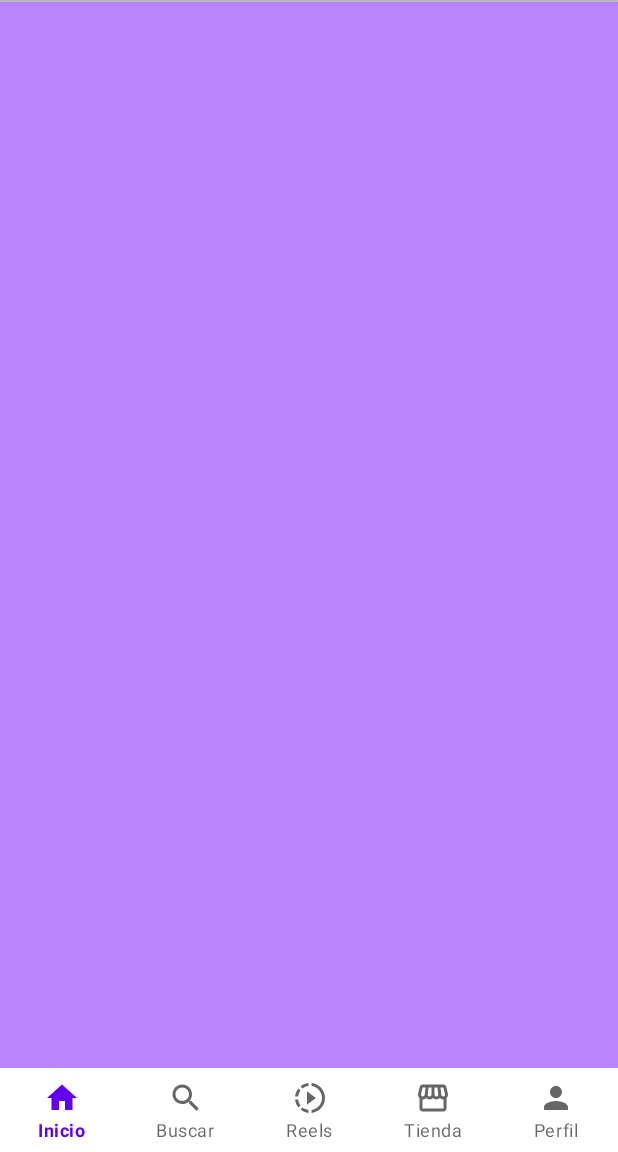
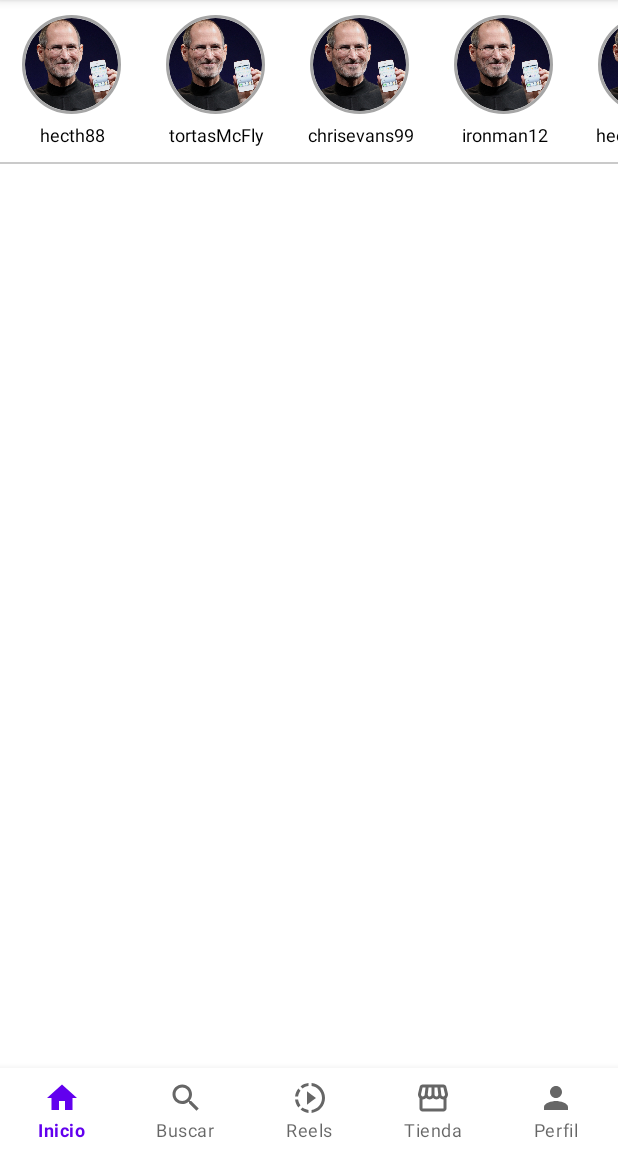
Before and after one commit to TortasMcFly/instagran_android, an Android app: the screen it shows after launch (MainActivity), on a phone screen of 412 x 824 dp, the part 84-1236 px from its top. Run offline under Robolectric (Android 15) with nearby library versions, the phone set to English and light mode, and no system bars; our stand-ins replace CircleImageView, navigation-ui.

Commit message:
Asignar el adapter al recyclerview

```diff
--- a/Instagran/app/src/main/java/hector/villa/instagran/ui/inicio/HistoriaAdapter.kt
+++ b/Instagran/app/src/main/java/hector/villa/instagran/ui/inicio/HistoriaAdapter.kt
@@ -13,7 +13,7 @@ class HistoriaAdapter(val historias: ArrayList<String>, val context: Context) :
 
     override fun onCreateViewHolder(parent: ViewGroup, viewType: Int): HistoriaViewHolder {
         return HistoriaViewHolder(
-                LayoutInflater.from(context).inflate(R.layout.item_historia, parent)
+                LayoutInflater.from(context).inflate(R.layout.item_historia, parent, false)
         )
     }
 
--- a/Instagran/app/src/main/java/hector/villa/instagran/ui/inicio/InicioFragment.kt
+++ b/Instagran/app/src/main/java/hector/villa/instagran/ui/inicio/InicioFragment.kt
@@ -5,54 +5,36 @@ import androidx.fragment.app.Fragment
 import android.view.LayoutInflater
 import android.view.View
 import android.view.ViewGroup
+import androidx.recyclerview.widget.LinearLayoutManager
+import androidx.recyclerview.widget.RecyclerView
 import hector.villa.instagran.R
 
-// TODO: Rename parameter arguments, choose names that match
-// the fragment initialization parameters, e.g. ARG_ITEM_NUMBER
-private const val ARG_PARAM1 = "param1"
-private const val ARG_PARAM2 = "param2"
+class InicioFragment : Fragment() {
 
-/**
- * A simple [Fragment] subclass.
- * Use the [InicioFragment.newInstance] factory method to
- * create an instance of this fragment.
- */
-class InicioFragment : Fragment() {
-    // TODO: Rename and change types of parameters
-    private var param1: String? = null
-    private var param2: String? = null
 
     override fun onCreate(savedInstanceState: Bundle?) {
         super.onCreate(savedInstanceState)
-        arguments?.let {
-            param1 = it.getString(ARG_PARAM1)
-            param2 = it.getString(ARG_PARAM2)
-        }
     }
 
     override fun onCreateView(inflater: LayoutInflater, container: ViewGroup?,
                               savedInstanceState: Bundle?): View? {
-        // Inflate the layout for this fragment
-        return inflater.inflate(R.layout.fragment_inicio, container, false)
+
+        val viewRoot = inflater.inflate(R.layout.fragment_inicio, container, false)
+        val recyclerHistorias = viewRoot.findViewById<RecyclerView>(R.id.recyclerHistorias)
+        val historias = ArrayList<String>()
+        historias.add("hecth88")
+        historias.add("tortasMcFly")
+        historias.add("chrisevans99")
+        historias.add("ironman12")
+        historias.add("hectorluevano1239")
+
+        context?.let {
+            val historiaAdapter = HistoriaAdapter(historias, it)
+            recyclerHistorias.adapter = historiaAdapter
+            recyclerHistorias.layoutManager = LinearLayoutManager(it, LinearLayoutManager.HORIZONTAL, false)
+        }
+
+        return viewRoot
     }
 
-    companion object {
-        /**
-         * Use this factory method to create a new instance of
-         * this fragment using the provided parameters.
-         *
-         * @param param1 Parameter 1.
-         * @param param2 Parameter 2.
-         * @return A new instance of fragment InicioFragment.
-         */
-        // TODO: Rename and change types and number of parameters
-        @JvmStatic
-        fun newInstance(param1: String, param2: String) =
-                InicioFragment().apply {
-                    arguments = Bundle().apply {
-                        putString(ARG_PARAM1, param1)
-                        putString(ARG_PARAM2, param2)
-                    }
-                }
-    }
 }
--- a/Instagran/app/src/main/res/layout/fragment_inicio.xml
+++ b/Instagran/app/src/main/res/layout/fragment_inicio.xml
@@ -28,7 +28,6 @@
             android:background="@color/linea_separacion"/>
 
         <androidx.recyclerview.widget.RecyclerView
-            android:background="@color/purple_200"
             android:id="@+id/recyclerPosts"
             android:layout_width="match_parent"
             android:layout_height="match_parent"/>
--- a/Instagran/app/src/main/res/layout/item_historia.xml
+++ b/Instagran/app/src/main/res/layout/item_historia.xml
@@ -9,8 +9,8 @@
 
     <de.hdodenhof.circleimageview.CircleImageView
         android:id="@+id/imageViewHistoria"
-        android:layout_width="96dp"
-        android:layout_height="96dp"
+        android:layout_width="66dp"
+        android:layout_height="66dp"
         android:scaleType="centerCrop"
         android:src="@drawable/profile_steve"
         app:civ_border_width="2dp"
@@ -19,7 +19,8 @@
     <TextView
         android:id="@+id/tvUsername"
         android:layout_marginTop="5dp"
-        android:layout_width="96dp"
+        android:layout_width="76dp"
+        android:textSize="12sp"
         android:layout_height="wrap_content"
         android:textColor="@color/black"
         android:textAlignment="center"
```
